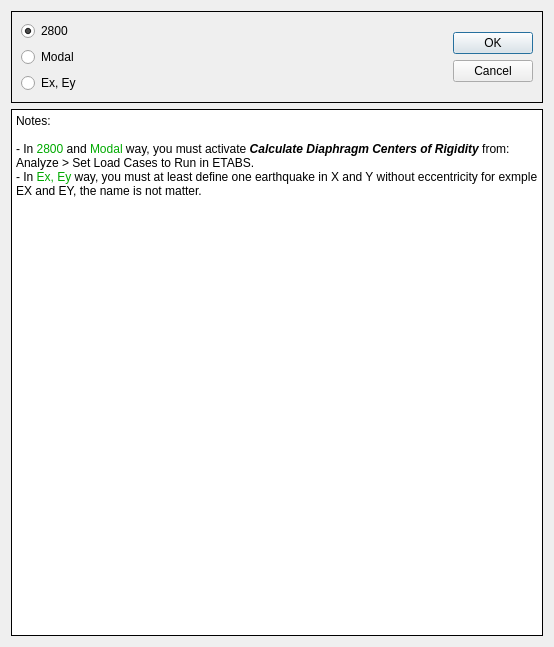
Qt form applications/cfactor/widgets/get_siffness_story_way.ui (ebrahimraeyat/civilTools) before a commit.
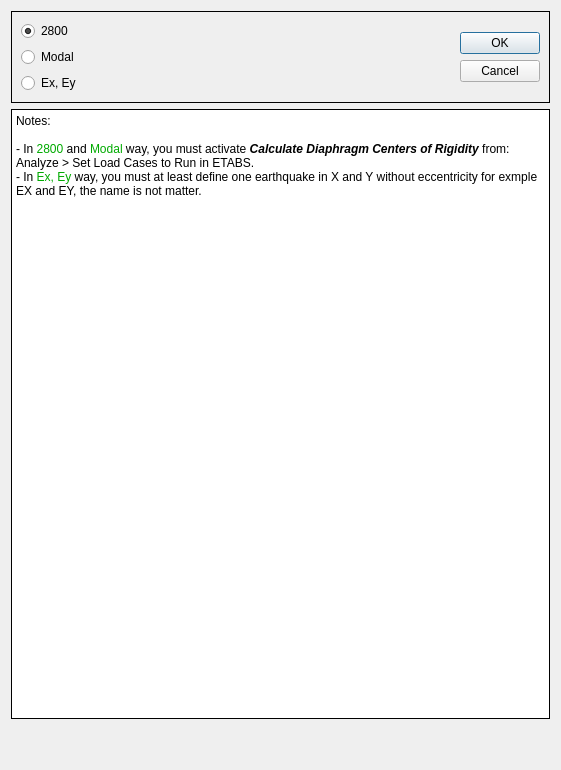
The same form after that commit. Icons and pictures are not drawn.

What changed in the file:
```diff
--- a/applications/cfactor/widgets/get_siffness_story_way.ui
+++ b/applications/cfactor/widgets/get_siffness_story_way.ui
@@ -6,8 +6,8 @@
    <rect>
     <x>0</x>
     <y>0</y>
-    <width>554</width>
-    <height>647</height>
+    <width>561</width>
+    <height>770</height>
    </rect>
   </property>
   <property name="sizePolicy">
@@ -125,6 +125,19 @@
        </property>
       </widget>
      </item>
+     <item>
+      <spacer name="verticalSpacer">
+       <property name="orientation">
+        <enum>Qt::Vertical</enum>
+       </property>
+       <property name="sizeHint" stdset="0">
+        <size>
+         <width>20</width>
+         <height>40</height>
+        </size>
+       </property>
+      </spacer>
+     </item>
     </layout>
    </item>
   </layout>
```
Left out of the diff: 12 changed lines with no effect on the pictures.
